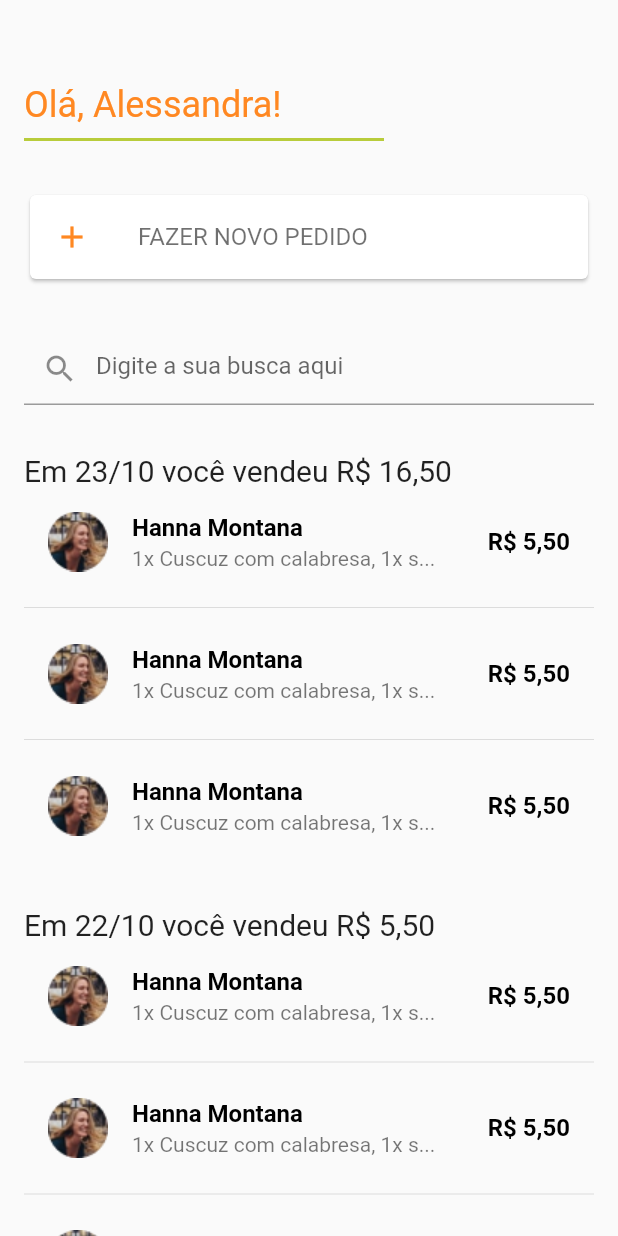
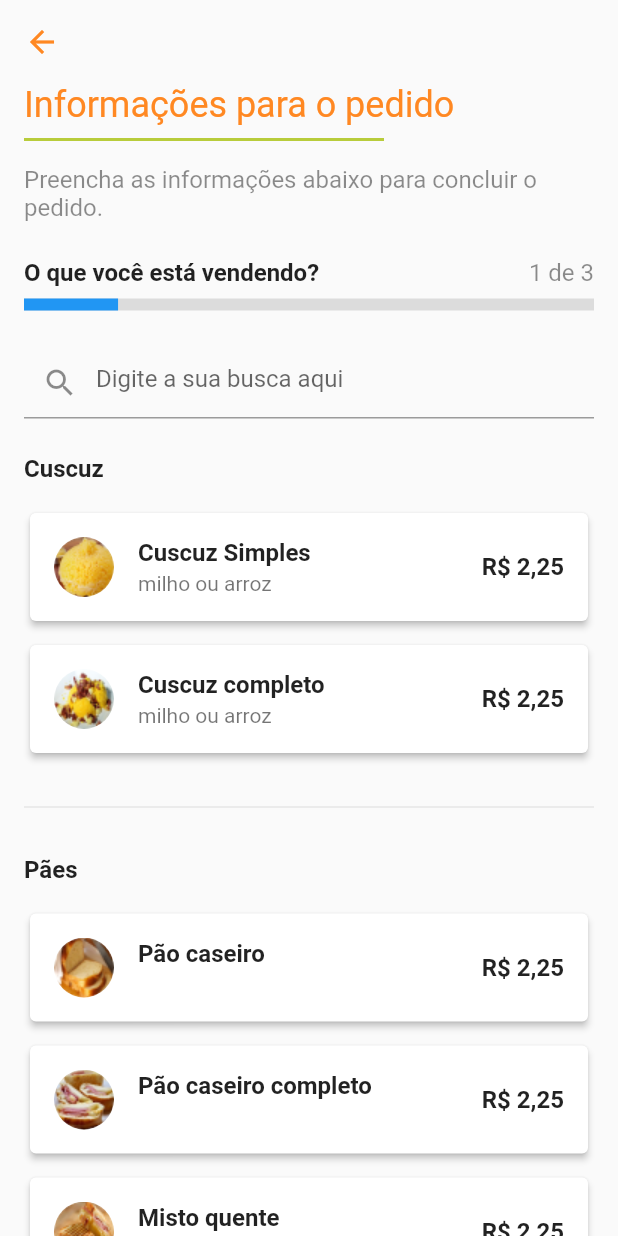
Before and after one commit to N0TN4/Appetit-App, a Flutter app: the TelaHistoricoDePedidos screen opened by its route, after a tap on "FAZER NOVO PEDIDO", on a phone screen of 412 x 824 dp. Run offline on Flutter 3.47's test engine with Material 2 defaults, Android fonts, the phone set to English and light mode, and no system bars; our stand-ins replace font_awesome_flutter; Roboto replaces fonts that are missing (Poppins).

Commit message:
Tela informações de pedido concluída, adição de um componente, linear progress bar, onde será reaproveitado por outras telas, inclusão de models simulando uma request backend sem o http.;

```diff
--- /dev/null
+++ b/lib/components/progress_indicator.dart
@@ -0,0 +1,50 @@
+import 'package:flutter/material.dart';
+
+class ProgressIndicatorCustom extends StatefulWidget {
+  final double begin;
+  final double end;
+  const ProgressIndicatorCustom({@required this.begin, @required this.end});
+  @override
+  _ProgressIndicatorCustomState createState() =>
+      _ProgressIndicatorCustomState();
+}
+
+class _ProgressIndicatorCustomState extends State<ProgressIndicatorCustom>
+    with SingleTickerProviderStateMixin {
+  AnimationController controller;
+  Animation<double> animation;
+
+  @override
+  void initState() {
+    super.initState();
+    controller = AnimationController(
+        duration: const Duration(milliseconds: 2000), vsync: this);
+    animation = Tween(begin: widget.begin, end: widget.end).animate(controller)
+      ..addListener(() {
+        setState(() {
+          // the state that has changed here is the animation object’s value
+        });
+      });
+    controller.forward();
+  }
+
+  @override
+  void dispose() {
+    controller.stop();
+    super.dispose();
+  }
+
+  @override
+  Widget build(BuildContext context) {
+    return Container(
+      decoration: BoxDecoration(
+        borderRadius: BorderRadius.circular(100),
+      ),
+      height: 8,
+      child: LinearProgressIndicator(
+        backgroundColor: Colors.black12,
+        value: animation.value,
+      ),
+    );
+  }
+}
--- a/lib/main.dart
+++ b/lib/main.dart
@@ -1,7 +1,8 @@
-import 'package:appetit_app/screens/tela_login.dart';
+import 'package:appetit_app/screens/tela_login/tela_login.dart';
 import 'package:flutter/material.dart';
 
-import 'screens/tela_historico_de_pedidos.dart';
+import 'screens/tela_historico_de_pedidos/tela_historico_de_pedidos.dart';
+import 'screens/tela_informa_itens_do_pedido/informa_itens_do_pedido.dart';
 import 'tools/theme/colors_app.dart';
 import 'tools/theme/tema.dart';
 
@@ -16,16 +17,25 @@ class MyApp extends StatelessWidget {
       title: 'Appetit App',
       debugShowCheckedModeBanner: false,
       theme: ThemeData(
+        bottomSheetTheme:
+            BottomSheetThemeData(backgroundColor: ColorsApp.corPrimaria),
+        appBarTheme: AppBarTheme(
+          elevation: 0,
+          iconTheme: IconThemeData(color: ColorsApp.corPrimaria),
+          color: ColorsApp.backgroundColor,
+        ),
         fontFamily: 'Poppins',
         primaryColor: ColorsApp.corPrimaria,
+        accentColor: ColorsApp.corPrimaria,
         iconTheme: Tema.iconesTema,
         textTheme: Tema.texto,
         accentIconTheme: Tema.iconesTema,
       ),
-      initialRoute: '/',
+      initialRoute: '/informaItensDoPedido',
       routes: {
         '/': (context) => TelaLogin(),
         '/historicoDePedidos': (context) => TelaHistoricoDePedidos(),
+        '/informaItensDoPedido': (context) => InformaItensDoPedido(),
       },
     );
   }
--- /dev/null
+++ b/lib/models/categoria.dart
@@ -0,0 +1,59 @@
+import 'dart:convert';
+
+import 'package:flutter/foundation.dart';
+
+import 'produto.dart';
+
+class Categoria {
+  String nome;
+  List<Produto> produtos;
+  Categoria({
+    this.nome,
+    this.produtos,
+  });
+
+  Categoria copyWith({
+    String nome,
+    List<Produto> produtos,
+  }) {
+    return Categoria(
+      nome: nome ?? this.nome,
+      produtos: produtos ?? this.produtos,
+    );
+  }
+
+  Map<String, dynamic> toMap() {
+    return {
+      'nome': nome,
+      'produtos': produtos?.map((x) => x?.toMap())?.toList(),
+    };
+  }
+
+  factory Categoria.fromMap(Map<String, dynamic> map) {
+    if (map == null) return null;
+
+    return Categoria(
+      nome: map['nome'],
+      produtos:
+          List<Produto>.from(map['produtos']?.map((x) => Produto.fromMap(x))),
+    );
+  }
+
+  String toJson() => json.encode(toMap());
+
+  factory Categoria.fromJson(String source) =>
+      Categoria.fromMap(json.decode(source));
+
+  @override
+  String toString() => 'Categoria(nome: $nome, produtos: $produtos)';
+
+  @override
+  bool operator ==(Object o) {
+    if (identical(this, o)) return true;
+
+    return o is Categoria && o.nome == nome && listEquals(o.produtos, produtos);
+  }
+
+  @override
+  int get hashCode => nome.hashCode ^ produtos.hashCode;
+}
--- /dev/null
+++ b/lib/models/produto.dart
@@ -0,0 +1,77 @@
+import 'dart:convert';
+
+class Produto {
+  String avatar;
+  String nome;
+  String descricao;
+  double valorUnitario;
+  Produto({
+    this.avatar,
+    this.nome,
+    this.descricao,
+    this.valorUnitario,
+  });
+
+  Produto copyWith({
+    String avatar,
+    String nome,
+    String descricao,
+    double valorUnitario,
+  }) {
+    return Produto(
+      avatar: avatar ?? this.avatar,
+      nome: nome ?? this.nome,
+      descricao: descricao ?? this.descricao,
+      valorUnitario: valorUnitario ?? this.valorUnitario,
+    );
+  }
+
+  Map<String, dynamic> toMap() {
+    return {
+      'avatar': avatar,
+      'nome': nome,
+      'descricao': descricao,
+      'valorUnitario': valorUnitario,
+    };
+  }
+
+  factory Produto.fromMap(Map<String, dynamic> map) {
+    if (map == null) return null;
+
+    return Produto(
+      avatar: map['avatar'],
+      nome: map['nome'],
+      descricao: map['descricao'],
+      valorUnitario: map['valorUnitario'],
+    );
+  }
+
+  String toJson() => json.encode(toMap());
+
+  factory Produto.fromJson(String source) =>
+      Produto.fromMap(json.decode(source));
+
+  @override
+  String toString() {
+    return 'Produto(avatar: $avatar, nome: $nome, descricao: $descricao, valorUnitario: $valorUnitario)';
+  }
+
+  @override
+  bool operator ==(Object o) {
+    if (identical(this, o)) return true;
+
+    return o is Produto &&
+        o.avatar == avatar &&
+        o.nome == nome &&
+        o.descricao == descricao &&
+        o.valorUnitario == valorUnitario;
+  }
+
+  @override
+  int get hashCode {
+    return avatar.hashCode ^
+        nome.hashCode ^
+        descricao.hashCode ^
+        valorUnitario.hashCode;
+  }
+}
--- a/lib/screens/tela_historico_de_pedidos.dart
+++ b/lib/screens/tela_historico_de_pedidos/tela_historico_de_pedidos.dart
@@ -45,7 +45,8 @@ class _TelaHistoricoDePedidosState extends State<TelaHistoricoDePedidos> {
                         color: Colors.black.withOpacity(0.56),
                       ),
                     ),
-                    onTap: () {},
+                    onTap: () =>
+                        Navigator.pushNamed(context, '/informaItensDoPedido'),
                   ),
                 ),
                 Padding(
--- /dev/null
+++ b/lib/screens/tela_informa_itens_do_pedido/informa_itens_do_pedido.dart
@@ -0,0 +1,139 @@
+import 'package:appetit_app/components/progress_indicator.dart';
+import 'package:appetit_app/models/produto.dart';
+import 'package:appetit_app/screens/tela_informa_itens_do_pedido/produto_itens_dao.dart';
+import 'package:appetit_app/tools/theme/colors_app.dart';
+import 'package:appetit_app/tools/theme/tema.dart';
+import 'package:flutter/material.dart';
+
+class InformaItensDoPedido extends StatefulWidget {
+  @override
+  _InformaItensDoPedidoState createState() => _InformaItensDoPedidoState();
+}
+
+class _InformaItensDoPedidoState extends State<InformaItensDoPedido> {
+  ProdutoItensDao dao;
+  @override
+  void initState() {
+    super.initState();
+    dao = ProdutoItensDao();
+    dao.fetch(); // simula uma requisição no primeiro estado
+  }
+
+  @override
+  Widget build(BuildContext context) {
+    return Scaffold(
+      appBar: AppBar(),
+      body: SingleChildScrollView(
+        child: Container(
+          padding: EdgeInsets.symmetric(horizontal: 16),
+          child: Column(
+            crossAxisAlignment: CrossAxisAlignment.start,
+            children: <Widget>[
+              Text(
+                "Informações para o pedido",
+                style: Tema.texto.headline1,
+              ),
+              Padding(
+                padding: EdgeInsets.only(top: 8, bottom: 16),
+                child: Container(
+                  width: 240,
+                  height: 2,
+                  color: ColorsApp.customGreen,
+                ),
+              ),
+              Text(
+                "Preencha as informações abaixo para concluir o pedido.",
+                style: Tema.texto.subtitle1,
+              ),
+              Padding(
+                padding: const EdgeInsets.only(top: 24, bottom: 8),
+                child: Row(
+                  mainAxisAlignment: MainAxisAlignment.spaceBetween,
+                  children: <Widget>[
+                    Text(
+                      "O que você está vendendo?",
+                      style: Tema.texto.headline3,
+                    ),
+                    Text(
+                      "1 de 3",
+                      style: Tema.texto.subtitle1,
+                    ),
+                  ],
+                ),
+              ),
+              ProgressIndicatorCustom(
+                begin: 0,
+                end: 0.3,
+              ),
+              Padding(
+                padding: const EdgeInsets.symmetric(vertical: 24),
+                child: TextField(
+                  decoration: InputDecoration(
+                    prefixIcon: Icon(Icons.search),
+                    hintText: "Digite a sua busca aqui",
+                  ),
+                ),
+              ),
+              ListView.separated(
+                itemCount: dao.categorias.length,
+                shrinkWrap: true,
+                physics: NeverScrollableScrollPhysics(),
+                separatorBuilder: (context, index) => Padding(
+                  padding: const EdgeInsets.only(top: 16, bottom: 24),
+                  child: Divider(),
+                ),
+                itemBuilder: (context, indexCategoria) {
+                  return Column(
+                    crossAxisAlignment: CrossAxisAlignment.start,
+                    children: <Widget>[
+                      Padding(
+                        padding: const EdgeInsets.only(bottom: 16),
+                        child: Text(
+                          dao.categorias[indexCategoria].nome ?? "",
+                          style: Tema.texto.headline3,
+                        ),
+                      ),
+                      ListView.builder(
+                        shrinkWrap: true,
+                        physics: NeverScrollableScrollPhysics(),
+                        itemCount:
+                            dao.categorias[indexCategoria].produtos.length,
+                        itemBuilder: (context, indexItem) {
+                          return _buildCardProduto(dao
+                              .categorias[indexCategoria].produtos[indexItem]);
+                        },
+                      ),
+                    ],
+                  );
+                },
+              ),
+            ],
+          ),
+        ),
+      ),
+    );
+  }
+
+  Widget _buildCardProduto(Produto produto) {
+    return Container(
+      padding: EdgeInsets.only(bottom: 8),
+      child: Card(
+          elevation: 2,
+          child: ListTile(
+            leading: ClipOval(child: Image.asset(produto.avatar)),
+            title: Text(
+              produto.nome ?? "",
+              style: Tema.texto.headline3,
+            ),
+            subtitle: Text(produto.descricao ?? ""),
+            trailing: Text(
+              "R\$ 2,25",
+              style: Tema.texto.headline3,
+            ),
+            onTap: (){
+
+            },
+          )),
+    );
+  }
+}
--- /dev/null
+++ b/lib/screens/tela_informa_itens_do_pedido/produto_itens_dao.dart
@@ -0,0 +1,66 @@
+import 'package:appetit_app/models/categoria.dart';
+import 'package:appetit_app/models/produto.dart';
+
+class ProdutoItensDao {
+  List<Categoria> _categorias = new List<Categoria>();
+
+  List<Categoria> get categorias => _categorias;
+
+  set categorias(List<Categoria> categorias) {
+    _categorias = categorias;
+  }
+
+  fetch() {
+    Categoria categoria1 =
+        Categoria(nome: "Cuscuz", produtos: new List<Produto>());
+    Categoria categoria2 =
+        Categoria(nome: "Pães", produtos: new List<Produto>());
+    categorias.add(categoria1);
+    categorias.add(categoria2);
+    Produto produto = Produto(
+      nome: "Cuscuz Simples",
+      descricao: "milho ou arroz",
+      avatar: 'assets/cuscuz.png',
+      valorUnitario: 2.25,
+    );
+    categoria1.produtos.add(produto);
+    produto = Produto(
+      nome: "Cuscuz completo",
+      descricao: "milho ou arroz",
+      avatar: 'assets/cuscuz_completo.png',
+      valorUnitario: 3.25,
+    );
+    categoria1.produtos.add(produto);
+
+    produto = Produto(
+      nome: "Pão caseiro",
+      avatar: 'assets/pao_caseiro.png',
+      valorUnitario: 2.25,
+    );
+    categoria2.produtos.add(produto);
+    produto = Produto(
+      nome: "Pão caseiro completo",
+      avatar: 'assets/pao_caseiro_completo.png',
+      valorUnitario: 3.25,
+    );
+    categoria2.produtos.add(produto);
+    produto = Produto(
+      nome: "Misto quente",
+      avatar: 'assets/misto_quente.png',
+      valorUnitario: 3.25,
+    );
+    categoria2.produtos.add(produto);
+    produto = Produto(
+      nome: "Lingua de sogra (pq.)",
+      avatar: 'assets/lingua.png',
+      valorUnitario: 3.25,
+    );
+    categoria2.produtos.add(produto);
+    produto = Produto(
+      nome: "lingua de sogra (gr.)",
+      avatar: 'assets/lingua.png',
+      valorUnitario: 3.25,
+    );
+    categoria2.produtos.add(produto);
+  }
+}
--- a/lib/screens/tela_login.dart
+++ b/lib/screens/tela_login/tela_login.dart
@@ -3,7 +3,7 @@ import 'package:appetit_app/tools/theme/tema.dart';
 import 'package:flutter/material.dart';
 import 'package:font_awesome_flutter/font_awesome_flutter.dart';
 
-import 'tela_login/tela_login_controller.dart';
+import 'tela_login_controller.dart';
 
 class TelaLogin extends StatefulWidget {
   @override
--- a/lib/tools/theme/colors_app.dart
+++ b/lib/tools/theme/colors_app.dart
@@ -3,4 +3,5 @@ import 'package:flutter/material.dart';
 class ColorsApp {
   static final Color corPrimaria = Color(0xffFF8822);
   static final Color customGreen = Color(0xffB8CC3B);
+  static final Color backgroundColor = Color(0xffFAFAFA);
 }
--- a/lib/tools/theme/tema.dart
+++ b/lib/tools/theme/tema.dart
@@ -9,10 +9,15 @@ class Tema {
       fontWeight: FontWeight.normal,
       color: ColorsApp.corPrimaria,
     ),
+    headline3: TextStyle(
+      fontSize: 16,
+      fontWeight: FontWeight.w600,
+      color: Colors.black87,
+    ),
     subtitle1: TextStyle(
       fontSize: 16,
       fontWeight: FontWeight.normal,
-      color: Colors.black.withAlpha(56),
+      color: Colors.black45,
     ),
   );
   static InputDecorationTheme inputTema = InputDecorationTheme(
--- a/pubspec.yaml
+++ b/pubspec.yaml
@@ -15,6 +15,7 @@ dependencies:
   font_awesome_flutter: ^8.7.0
 
 
+
 dev_dependencies:
   flutter_test:
     sdk: flutter
```
Also changed, not shown: assets/cuscuz.png (added), assets/cuscuz_completo.png (added), assets/lingua.png (added), assets/misto_quente.png (added), assets/pao_caseiro.png (added), assets/pao_caseiro_completo.png (added).
